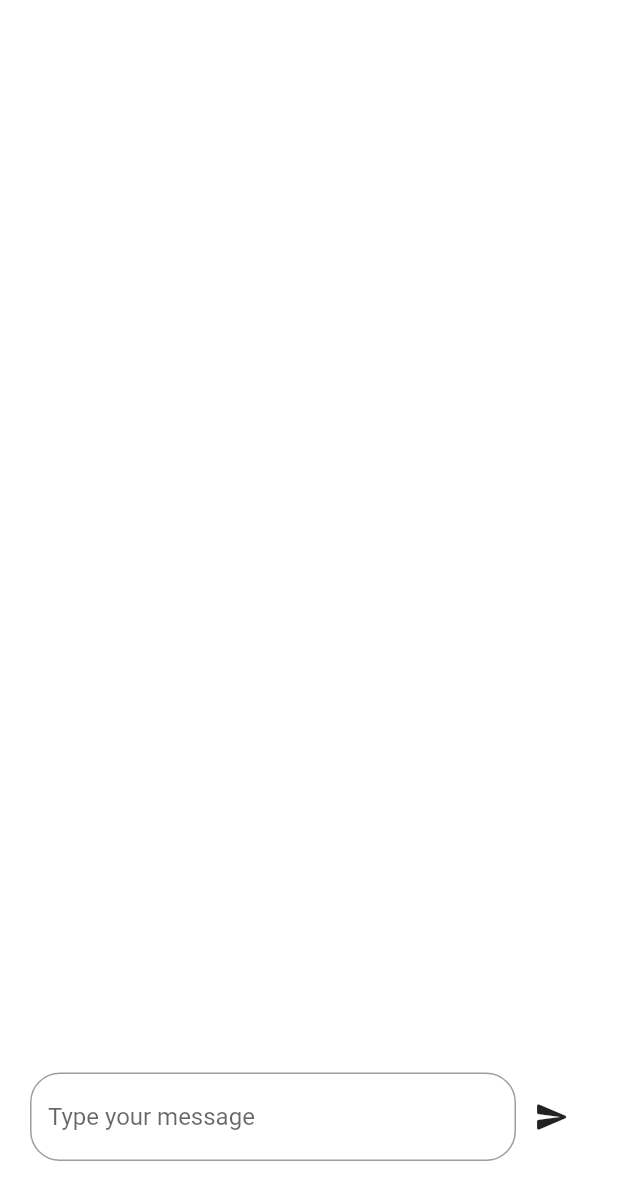
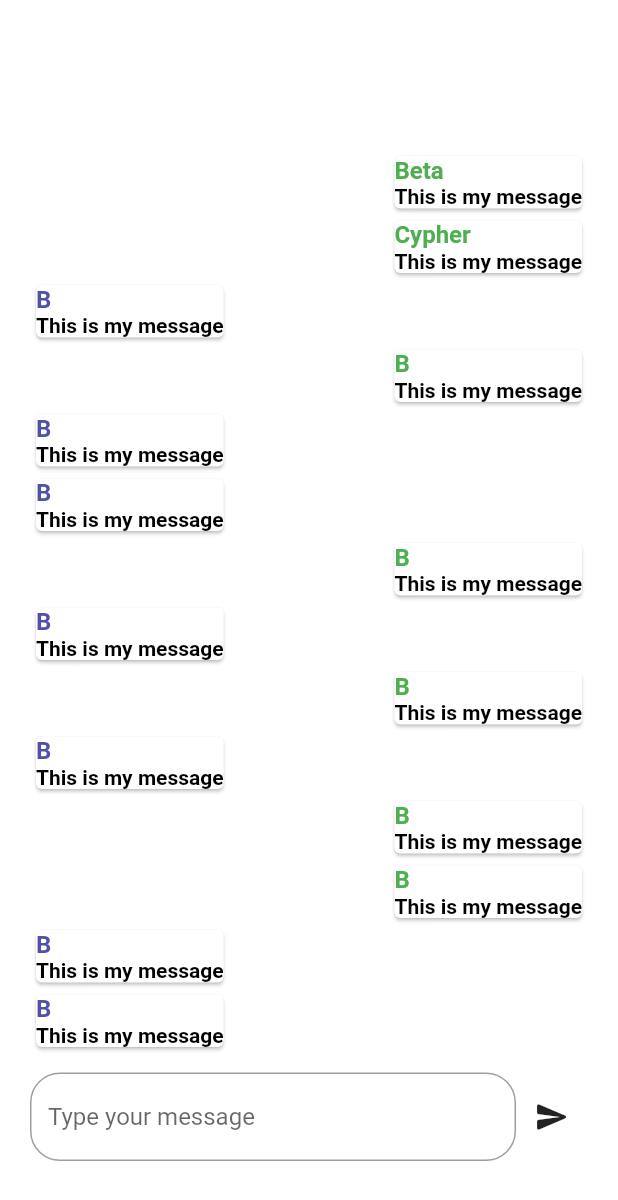
Before and after one commit to angeloobeta/flutter_chat_app_using_socket, a Flutter app: the screen it shows after launch, after a tap on "Enter", on a phone screen of 412 x 824 dp. Shown: the top 1200 px of the screen. Run offline on Flutter 3.47's test engine with Material 2 defaults, Android fonts, the light colour scheme and no system bars; drawn by our look-alikes of keyboard_dismisser; our stand-ins replace flutter_svg, google_fonts, line_icons, page_transition, share_plus, shared_preferences and 3 more.

Commit message:
Added: sketched Chat UI

```diff
--- a/lib/model/models/chatMessageModel.dart
+++ b/lib/model/models/messageModel.dart
@@ -1,4 +1,4 @@
-class ChatMessageModel {
+class MessageModel {
   int? chatId;
   String? to;
   String? message;
@@ -7,7 +7,7 @@ class ChatMessageModel {
   bool? toUserOnlineStatus;
   bool? isFromMe;
 
-  ChatMessageModel(
+  MessageModel(
       {this.chatId,
       this.to,
       this.message,
@@ -16,8 +16,8 @@ class ChatMessageModel {
       this.toUserOnlineStatus,
       this.isFromMe});
 
-  factory ChatMessageModel.fromMap(Map<String, dynamic> map) {
-    return ChatMessageModel(
+  factory MessageModel.fromMap(Map<String, dynamic> map) {
+    return MessageModel(
         chatId: map["chatId"] as int,
         to: map["to"] as String,
         message: map["message"] as String,
--- a/lib/model/utilities/functions/socketClient.dart
+++ b/lib/model/utilities/functions/socketClient.dart
@@ -1,162 +1,4 @@
-// import 'dart:developer' as developer;
-// import 'dart:io';
-//
-// import 'package:socket_io_client/socket_io_client.dart';
-//
-// class SocketClient {
-//   Socket? socket;
-//   // server ip address
-//   // static String serverIP = "http://localhost";
-//   static String serverIP =
-//       Platform.isIOS ? "http://localhost" : "http://10.0.2.2";
-//
-//   // socket port
-//   static const String PORT = "3000";
-//
-//   // connection url
-//   static String connectionUrl = serverIP + PORT;
-//
-//   // initialise socket
-//   initialiseSocket() {
-//     socket =
-//         io(connectionUrl, OptionBuilder().setTransports(['websocket']).build());
-//
-//     socket!.connect();
-//
-//     // Connecting
-//     socket!.onConnecting((data) {
-//       developer.log("E  de try connect ");
-//     });
-//
-//     // Error
-//     socket!.onError((data) {
-//       developer.log("Error don occur oh ");
-//     });
-//
-//     // Connection Timeout
-//     socket!.onConnectTimeout((data) {
-//       developer.log("E  don time out oh ");
-//     });
-//
-//     // Connect
-//     socket!.onConnect((socket_) {
-//       developer.log("E  don connect oh ");
-//       // socket!.emit('message', "test ");
-//     });
-//
-//     // ConnectionError
-//     socket!.onConnectError((socket_) {
-//       developer.log("E  never connect oh ");
-//       // socket!.emit('message', "test ");
-//     });
-//
-//     // Disconnect
-//     socket!.onDisconnect((data) {
-//       developer.log("E  don disconnect oh ");
-//     });
-//   }
-// }
-//
-// // class SocketClient {
-// //   static final SocketClient instance = SocketClient._init();
-// //   static Socket? _socket;
-// //   SocketClient._init();
-// //
-// //   Socket get socket {
-// //     if (_socket != null) return _socket!;
-// //     _socket = io("http://localhost:6000",
-// //         OptionBuilder().setTransports(['websocket']).build());
-// //     return _socket!;
-// //   }
-// //
-// //   // void connectAndListen() async {
-// //   //   String senderDeviceId = (await PlatformDeviceId.getDeviceId)!;
-// //   //   developer.log("Woooow Websocket don connect oh");
-// //   //
-// //   //   socket.auth = {'senderDeviceId': senderDeviceId};
-// //   //   socket.onConnect((data) {
-// //   //     developer.log("Woooow Websocket don connect oh");
-// //   //     debugPrint(socket.id);
-// //   //     // GlobalVariable.socketId = socket.id;
-// //   //   });
-// //   //   socket.onError((data) => debugPrint('Error => $data'));
-// //   //   socket.onDisconnect((data) => debugPrint('Disconnected'));
-// //   //   // socket.on('message', (data) async => await receiveMessage(data, ref));
-// //   //   // socket.on('request', (data) async => await sendRequest(data, ref));
-// //   //   // socket.on('accept', (data) async => await sendAcceptedRequest(data, ref));
-// //   // }
-// //
-// //   // void sendMessage(MessageModel message) {
-// //   //   socket.emit(
-// //   //     'message',
-// //   //     message.toMap(),
-// //   //   );
-// //   // }
-// //
-// //   // Future<bool> receiveMessage(dynamic data, WidgetRef ref) async {
-// //   //   MessageModel messageModel = MessageModel.fromMap(data);
-// //   //   messageModel.type = 'recieve';
-// //   //   await LocalChatHistory.instance.updateLocal(message: messageModel);
-// //   //   await ref.read(messageProvider.notifier).getMessages(messageModel);
-// //   //   await ref.read(lastMessageProvider.notifier).getLastMessage();
-// //   //   return true;
-// //   // }
-// //
-// //   // Future<bool> sendRequest(dynamic data, WidgetRef ref) async {
-// //   //   String senderDeviceId = data['senderDeviceId'];
-// //   //   String messageId = data['messageId'];
-// //   //   String senderSocketId = data['senderSocketId'];
-// //   //   String recipientDeviceId = (await PlatformDeviceId.getDeviceId)!;
-// //   //   final conversationId = [senderDeviceId, recipientDeviceId];
-// //   //   final sortConversationId = conversationId.toList();
-// //   //   sortConversationId.sort();
-// //   //   final message = MessageModel(
-// //   //     dateTime: DateTime.now(),
-// //   //     message: 'Accept Request?',
-// //   //     messageId: messageId,
-// //   //     isRequest: true,
-// //   //     type: 'recieve',
-// //   //     conversationId: conversationId.join('-'),
-// //   //     sortConversationId: sortConversationId.join('-'),
-// //   //     senderName: 'User $senderDeviceId',
-// //   //     senderSocketId: senderSocketId,
-// //   //     senderDeviceId: senderDeviceId,
-// //   //     recipientName: 'User $recipientDeviceId',
-// //   //     recipientDeviceId: recipientDeviceId,
-// //   //     // recipientSocketId: senderSocketId, //to do
-// //   //   );
-// //   //   await ref.read(lastMessageProvider.notifier).showRequest(message);
-// //   //   return true;
-// //   // }
-// //
-// //   // Future<bool> sendAcceptedRequest(dynamic data, WidgetRef ref) async {
-// //   //   String senderDeviceId = data['senderDeviceId'];
-// //   //   String messageId = data['messageId'];
-// //   //   String? senderName = data['senderName'];
-// //   //   String senderSocketId = data['senderSocketId'];
-// //   //   String recipientDeviceId = (await PlatformDeviceId.getDeviceId)!;
-// //   //   final conversationId = [senderDeviceId, recipientDeviceId];
-// //   //   final sortConversationId = conversationId.toList();
-// //   //   sortConversationId.sort();
-// //   //   final message = MessageModel(
-// //   //     dateTime: DateTime.now(),
-// //   //     message: 'Request Accepted!',
-// //   //     conversationId: conversationId.join('-'),
-// //   //     messageId: messageId,
-// //   //     type: 'recieve',
-// //   //     sortConversationId: sortConversationId.join('-'),
-// //   //     senderName: 'User $recipientDeviceId',
-// //   //     senderSocketId: GlobalVariable.socketId,
-// //   //     senderDeviceId: recipientDeviceId,
-// //   //     recipientName: senderName,
-// //   //     recipientDeviceId: senderDeviceId,
-// //   //     recipientSocketId: senderSocketId,
-// //   //   );
-// //   //   await ref.read(lastMessageProvider.notifier).updateAcceptedRequest(message);
-// //   //   return true;
-// //   // }
-// // }
-
+import 'dart:developer' as developer;
 import 'dart:io';
 
 import 'package:socket_io_client/socket_io_client.dart';
@@ -169,12 +11,12 @@ class SocketClient {
       Platform.isIOS ? "http://localhost" : "http://10.0.2.2";
 
   // socket port
-  static const String PORT = ":3000";
+  static const String PORT = ":6000";
 
   // connection url
   static String connectionUrl = serverIP + PORT;
 
-  void initialiseSocket() {
+  Socket initSocket() {
     socket = io(
         connectionUrl,
         OptionBuilder()
@@ -184,17 +26,21 @@ class SocketClient {
               "Authorization": "Bearer your_access_token_here",
               // Add any extra headers required by your server here
             })
-          .build(),
-    );
+            .build());
+    return socket!;
+  }
 
+  onConnectSocket() {
+    socket = initSocket();
     // Listen for successful connection
     socket!.onConnect((_) {
-      print("Connected to the server!");
+      developer.log("E  don connect oh aah");
+      socket!.emit("backend", "Message: E don enter now oh");
     });
 
     // Listen for connection errors
     socket!.onConnectError((error) {
-      print("Error connecting to the server: $error");
+      developer.log("E  never connect oh : $error");
     });
 
     // Listen for connection timeouts
@@ -202,17 +48,32 @@ class SocketClient {
       print("Connection timed out");
     });
 
-    // Listen for disconnections
-    socket!.onDisconnect((_) {
-      print("Disconnected from the server");
-    });
-
     // Listen for custom events emitted by the server
     socket!.on("myCustomEvent", (data) {
       print("Received data from server: $data");
     });
 
+    //     // Connecting
+    socket!.onConnecting((data) {
+      developer.log("E  de try connect ");
+    });
+
     // Connect to the server
     socket!.connect();
   }
+
+  void disconnectSocket() {
+    // Disconnect
+    socket!.onDisconnect((data) {
+      developer.log("E  don disconnect oh ");
+    });
+
+    socket!.disconnect();
   }
+
+  void sendDataTo(String payload) {
+    socket = initSocket();
+    developer.log("Sending data to backend");
+    socket!.emit("backend", payload);
+  }
+}
--- a/lib/viewmodel/chat/chatViewModel.dart
+++ b/lib/viewmodel/chat/chatViewModel.dart
@@ -1,12 +1,316 @@
+import 'dart:developer' as developer;
+
+import 'package:flutter/cupertino.dart';
+import 'package:flutter_chat_app_using_socket/model/models/messageModel.dart';
 import 'package:flutter_chat_app_using_socket/model/utilities/functions/socketClient.dart';
 import 'package:flutter_chat_app_using_socket/viewmodel/baseModel.dart';
 
 class ChatViewModel extends BaseModel {
+  //
+  TextEditingController payloadEditingController = TextEditingController();
   SocketClient socketClient = SocketClient();
+
+  MessageModel? messageModel;
+  List<MessageModel>? listOfMessage = [
+    MessageModel(
+        chatId: 01,
+        to: "BetaByte",
+        from: "Beta",
+        message: "This is my message",
+        chatType: "single",
+        isFromMe: true,
+        toUserOnlineStatus: true),
+    MessageModel(
+        chatId: 01,
+        to: "Tangelo",
+        from: "Cypher",
+        message: "This is my message",
+        chatType: "single",
+        isFromMe: true,
+        toUserOnlineStatus: true),
+    MessageModel(
+        chatId: 01,
+        to: "BetaByte",
+        from: "B",
+        message: "This is my message",
+        chatType: "single",
+        isFromMe: false,
+        toUserOnlineStatus: true),
+    MessageModel(
+        chatId: 01,
+        to: "BetaByte",
+        from: "B",
+        message: "This is my message",
+        chatType: "single",
+        isFromMe: true,
+        toUserOnlineStatus: true),
+    MessageModel(
+        chatId: 01,
+        to: "BetaByte",
+        from: "B",
+        message: "This is my message",
+        chatType: "single",
+        isFromMe: false,
+        toUserOnlineStatus: true),
+    MessageModel(
+        chatId: 01,
+        to: "BetaByte",
+        from: "B",
+        message: "This is my message",
+        chatType: "single",
+        isFromMe: false,
+        toUserOnlineStatus: true),
+    MessageModel(
+        chatId: 01,
+        to: "BetaByte",
+        from: "B",
+        message: "This is my message",
+        chatType: "single",
+        isFromMe: true,
+        toUserOnlineStatus: true),
+    MessageModel(
+        chatId: 01,
+        to: "BetaByte",
+        from: "B",
+        message: "This is my message",
+        chatType: "single",
+        isFromMe: false,
+        toUserOnlineStatus: true),
+    MessageModel(
+        chatId: 01,
+        to: "BetaByte",
+        from: "B",
+        message: "This is my message",
+        chatType: "single",
+        isFromMe: true,
+        toUserOnlineStatus: true),
+    MessageModel(
+        chatId: 01,
+        to: "BetaByte",
+        from: "B",
+        message: "This is my message",
+        chatType: "single",
+        isFromMe: false,
+        toUserOnlineStatus: true),
+    MessageModel(
+        chatId: 01,
+        to: "BetaByte",
+        from: "B",
+        message: "This is my message",
+        chatType: "single",
+        isFromMe: true,
+        toUserOnlineStatus: true),
+    MessageModel(
+        chatId: 01,
+        to: "BetaByte",
+        from: "B",
+        message: "This is my message",
+        chatType: "single",
+        isFromMe: true,
+        toUserOnlineStatus: true),
+    MessageModel(
+        chatId: 01,
+        to: "BetaByte",
+        from: "B",
+        message: "This is my message",
+        chatType: "single",
+        isFromMe: false,
+        toUserOnlineStatus: true),
+    MessageModel(
+        chatId: 01,
+        to: "BetaByte",
+        from: "B",
+        message: "This is my message",
+        chatType: "single",
+        isFromMe: false,
+        toUserOnlineStatus: true),
+    MessageModel(
+        chatId: 01,
+        to: "BetaByte",
+        from: "B",
+        message: "This is my message",
+        chatType: "single",
+        isFromMe: false,
+        toUserOnlineStatus: true),
+    MessageModel(
+        chatId: 01,
+        to: "BetaByte",
+        from: "B",
+        message: "This is my message",
+        chatType: "single",
+        isFromMe: false,
+        toUserOnlineStatus: true),
+    MessageModel(
+        chatId: 01,
+        to: "BetaByte",
+        from: "B",
+        message: "This is my message",
+        chatType: "single",
+        isFromMe: true,
+        toUserOnlineStatus: true),
+    MessageModel(
+        chatId: 01,
+        to: "BetaByte",
+        from: "B",
+        message: "This is my message",
+        chatType: "single",
+        isFromMe: false,
+        toUserOnlineStatus: true),
+    MessageModel(
+        chatId: 01,
+        to: "BetaByte",
+        from: "B",
+        message: "This is my message",
+        chatType: "single",
+        isFromMe: false,
+        toUserOnlineStatus: true),
+    MessageModel(
+        chatId: 01,
+        to: "BetaByte",
+        from: "B",
+        message: "This is my message",
+        chatType: "single",
+        isFromMe: false,
+        toUserOnlineStatus: true),
+    MessageModel(
+        chatId: 01,
+        to: "BetaByte",
+        from: "B",
+        message: "This is my message",
+        chatType: "single",
+        isFromMe: false,
+        toUserOnlineStatus: true),
+    MessageModel(
+        chatId: 01,
+        to: "BetaByte",
+        from: "B",
+        message: "This is my message",
+        chatType: "single",
+        isFromMe: true,
+        toUserOnlineStatus: true),
+    MessageModel(
+        chatId: 01,
+        to: "BetaByte",
+        from: "B",
+        message: "This is my message",
+        chatType: "single",
+        isFromMe: false,
+        toUserOnlineStatus: true),
+    MessageModel(
+        chatId: 01,
+        to: "BetaByte",
+        from: "B",
+        message: "This is my message",
+        chatType: "single",
+        isFromMe: false,
+        toUserOnlineStatus: true),
+    MessageModel(
+        chatId: 01,
+        to: "BetaByte",
+        from: "B",
+        message: "This is my message",
+        chatType: "single",
+        isFromMe: false,
+        toUserOnlineStatus: true),
+    MessageModel(
+        chatId: 01,
+        to: "BetaByte",
+        from: "B",
+        message: "This is my message",
+        chatType: "single",
+        isFromMe: true,
+        toUserOnlineStatus: true),
+    MessageModel(
+        chatId: 01,
+        to: "BetaByte",
+        from: "B",
+        message: "This is my message",
+        chatType: "single",
+        isFromMe: false,
+        toUserOnlineStatus: true),
+    MessageModel(
+        chatId: 01,
+        to: "BetaByte",
+        from: "B",
+        message: "This is my message",
+        chatType: "single",
+        isFromMe: false,
+        toUserOnlineStatus: true),
+    MessageModel(
+        chatId: 01,
+        to: "BetaByte",
+        from: "B",
+        message: "This is my message",
+        chatType: "single",
+        isFromMe: false,
+        toUserOnlineStatus: true),
+    MessageModel(
+        chatId: 01,
+        to: "BetaByte",
+        from: "B",
+        message: "This is my message",
+        chatType: "single",
+        isFromMe: true,
+        toUserOnlineStatus: true),
+    MessageModel(
+        chatId: 01,
+        to: "BetaByte",
+        from: "B",
+        message: "This is my message",
+        chatType: "single",
+        isFromMe: false,
+        toUserOnlineStatus: true),
+    MessageModel(
+        chatId: 01,
+        to: "BetaByte",
+        from: "B",
+        message: "This is my message",
+        chatType: "single",
+        isFromMe: true,
+        toUserOnlineStatus: true),
+    MessageModel(
+        chatId: 01,
+        to: "BetaByte",
+        from: "B",
+        message: "This is my message",
+        chatType: "single",
+        isFromMe: false,
+        toUserOnlineStatus: true),
+    MessageModel(
+        chatId: 01,
+        to: "BetaByte",
+        from: "B",
+        message: "This is my message",
+        chatType: "single",
+        isFromMe: true,
+        toUserOnlineStatus: true),
+  ];
 
 //connect socket server
   onConnectSocket(context) {
-    socketClient.initialiseSocket();
+    socketClient.initSocket();
+    socketClient.onConnectSocket();
   }
-  //
+
+  // disconnect socket server
+  onDisconnectSocket(context) {
+    socketClient.disconnectSocket();
+  }
+
+  onSendMessage(context, String senderName) {
+    messageModel = MessageModel();
+  }
+
+  onSendData(context) {
+    if (payloadEditingController.text.isNotEmpty) {
+      developer.log(
+          "we are sending  ${payloadEditingController.text}  as data to backend");
+      socketClient.sendDataTo(payloadEditingController.text);
+      payloadEditingController.clear();
+    } else {
+      developer.log("We aren't sending any data");
+      developer.log(payloadEditingController.text);
+      socketClient.sendDataTo("We aren't sending anything biko");
+    }
+  }
 }
--- a/lib/views/pages/chatPage/chatPage.dart
+++ b/lib/views/pages/chatPage/chatPage.dart
@@ -1,5 +1,7 @@
 import 'package:flutter_chat_app_using_socket/model/utilities/imports/generalImport.dart';
 import 'package:flutter_chat_app_using_socket/viewmodel/chat/chatViewModel.dart';
+
+import '../../reusableWidgets/chat/ownMessage.dart';
 
 class ChatPage extends StatelessWidget {
   // final String fromTextEditing;
@@ -11,8 +13,8 @@ class ChatPage extends StatelessWidget {
   @override
   Widget build(BuildContext context) {
     return ViewModelBuilder<ChatViewModel>.reactive(
-        onViewModelReady: (model) async {
-          await model.onConnectSocket(context);
+        onViewModelReady: (model) {
+          // model.onConnectSocket(context);
         },
         viewModelBuilder: () => ChatViewModel(),
         builder: (context, model, child) {
@@ -27,6 +29,7 @@ class ChatPage extends StatelessWidget {
                     children: [
                       IconButton(
                           onPressed: () {
+                            // model.onDisconnectSocket(context);
                             Navigator.pop(context);
                           },
                           icon: Icon(Icons.arrow_back_outlined)),
@@ -36,6 +39,27 @@ class ChatPage extends StatelessWidget {
                   )),
             ),
             Positioned(
+                left: 20,
+                right: 20,
+                top: 100,
+                bottom: 120,
+                child: S(
+                  h: 560,
+                  child: ListView.builder(
+                    itemCount: model.listOfMessage?.length,
+                    itemBuilder: (BuildContext context, int index) {
+                      return ownMessage(context,
+                          messageBody: model.listOfMessage![index].message,
+                          sender: model.listOfMessage![index].from,
+                          fromMe: model.listOfMessage![index].isFromMe);
+                    },
+
+                    // model.listOfMessage!
+                    //     .map((e) => ownMessage(context, fromMe: true))
+                    //     .toList(),
+                  ),
+                )),
+            Positioned(
               left: 20,
               right: 20,
               bottom: 50,
@@ -44,7 +68,7 @@ class ChatPage extends StatelessWidget {
                   Expanded(
                     child: TextField(
                       keyboardType: TextInputType.text,
-                      controller: model.textEditingController,
+                      controller: model.payloadEditingController,
                       decoration: const InputDecoration(
                           border: OutlineInputBorder(
                               borderSide:
@@ -56,7 +80,10 @@ class ChatPage extends StatelessWidget {
                     ),
                   ),
                   IconButton(
-                      onPressed: () {}, icon: const Icon(Icons.send_rounded))
+                      onPressed: () {
+                        // model.onSendData(context);
+                      },
+                      icon: const Icon(Icons.send_rounded))
                 ],
               ),
             )
--- a/lib/views/pages/groupPage/groupChat.dart
+++ b/lib/views/pages/groupPage/groupChat.dart
@@ -32,7 +32,7 @@ class GroupChat extends StatelessWidget {
                       onPressed: () {
                         // model.onValidate(
                         //     context, model.textEditingController.text);
-                        model.onPressEnter(context);
+                        // model.onPressEnter(context);
                         Navigator.pushNamed(
                             context,
                             // arguments: model.textEditingController.text,
--- /dev/null
+++ b/lib/views/reusableWidgets/chat/ownMessage.dart
@@ -0,0 +1,31 @@
+import 'package:flutter/material.dart';
+import 'package:flutter_chat_app_using_socket/model/utilities/constants/colors.dart';
+
+import '../../../model/utilities/constants/strings.dart';
+
+Widget ownMessage(context,
+    {String? messageBody, String? sender, bool? fromMe}) {
+  return Align(
+    alignment: fromMe == true ? Alignment.bottomRight : Alignment.bottomLeft,
+    child: ConstrainedBox(
+      constraints: BoxConstraints(maxWidth: sS(context).w * 0.8),
+      child: Card(
+        child: Column(
+          crossAxisAlignment: CrossAxisAlignment.start,
+          children: [
+            Text(sender!,
+                style: TextStyle(
+                    color: fromMe == true ? green : blue,
+                    fontSize: 16,
+                    fontWeight: FontWeight.bold)),
+            Text(
+              messageBody!,
+              style: const TextStyle(
+                  color: black, fontSize: 14, fontWeight: FontWeight.bold),
+            )
+          ],
+        ),
+      ),
+    ),
+  );
+}
```
Also changed, not shown: 2 other files. Lines whose indentation alone changed are shown as unchanged.
